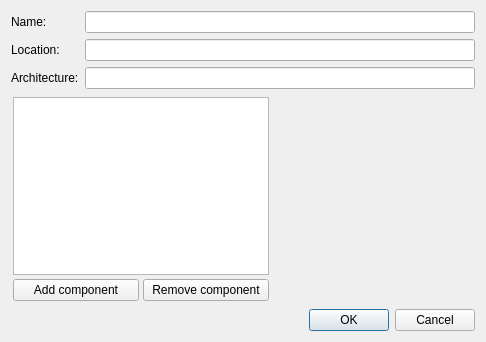
The window that src.qt/hadesvm-gui/ConfigureVirtualApplianceDialog.ui (akapustiatyahoocouk/hadesvm) describes before a commit, drawn with Qt 5.
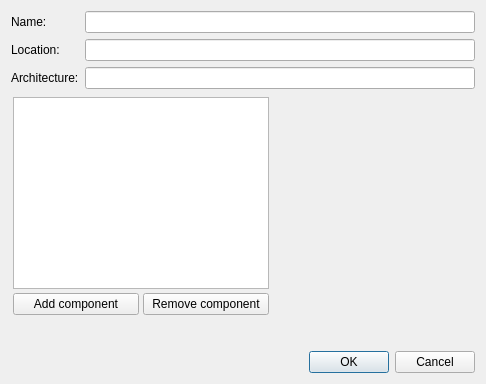
The same window after the commit.

```diff
--- a/src.qt/hadesvm-gui/ConfigureVirtualApplianceDialog.ui
+++ b/src.qt/hadesvm-gui/ConfigureVirtualApplianceDialog.ui
@@ -9,8 +9,8 @@
    <rect>
     <x>0</x>
     <y>0</y>
-    <width>476</width>
-    <height>342</height>
+    <width>482</width>
+    <height>384</height>
    </rect>
   </property>
   <property name="windowTitle">
@@ -57,6 +57,12 @@
    </item>
    <item row="3" column="0" colspan="2">
     <widget class="QFrame" name="configurationFrame">
+     <property name="sizePolicy">
+      <sizepolicy hsizetype="Expanding" vsizetype="Expanding">
+       <horstretch>0</horstretch>
+       <verstretch>0</verstretch>
+      </sizepolicy>
+     </property>
      <property name="frameShape">
       <enum>QFrame::NoFrame</enum>
      </property>
@@ -100,7 +106,7 @@
       <item row="0" column="2" rowspan="2">
        <widget class="QFrame" name="editorsFrame">
         <property name="sizePolicy">
-         <sizepolicy hsizetype="Expanding" vsizetype="Preferred">
+         <sizepolicy hsizetype="Expanding" vsizetype="Expanding">
           <horstretch>0</horstretch>
           <verstretch>0</verstretch>
          </sizepolicy>
```
Left out of the diff: 28 changed lines with no effect on the pictures.
